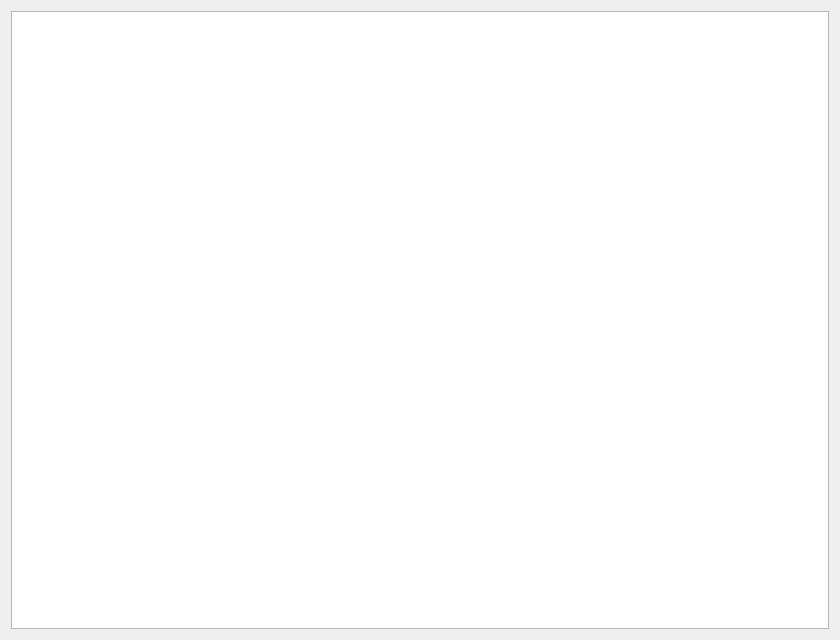
First picture: the form in widget.ui, repository Cravvley/SpaceInvader, before the edit.
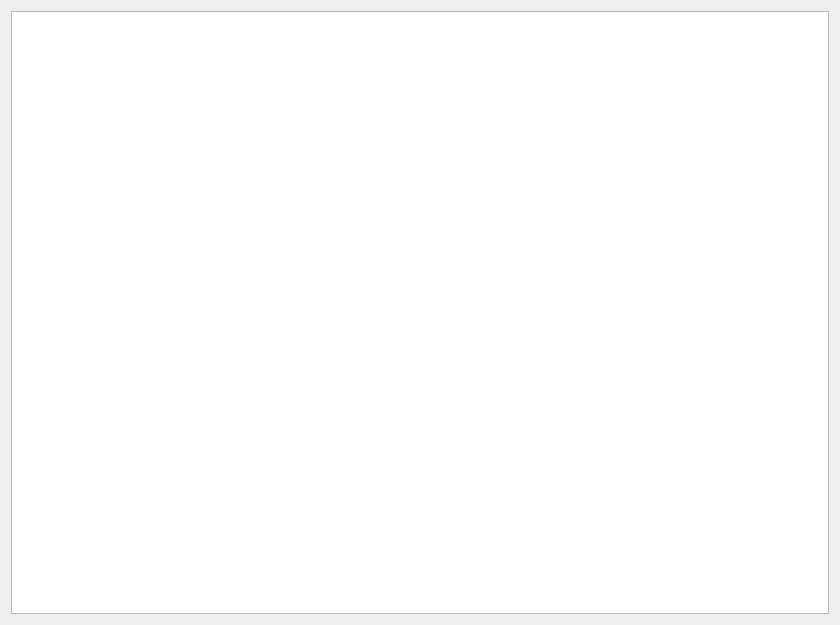
Second picture: the form after the edit.

```diff
--- a/widget.ui
+++ b/widget.ui
@@ -7,7 +7,7 @@
     <x>0</x>
     <y>0</y>
     <width>840</width>
-    <height>640</height>
+    <height>625</height>
    </rect>
   </property>
   <property name="windowTitle">
```
